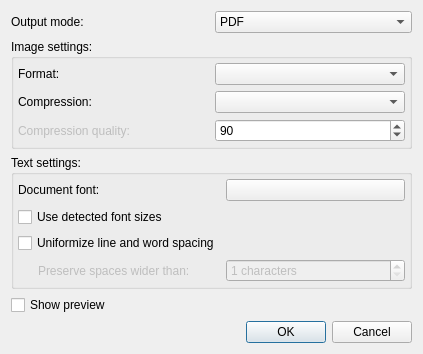
This is qt/data/PdfExportDialog.ui in manisandro/gImageReader as Qt 5 draws it before an edit. The edited form follows.
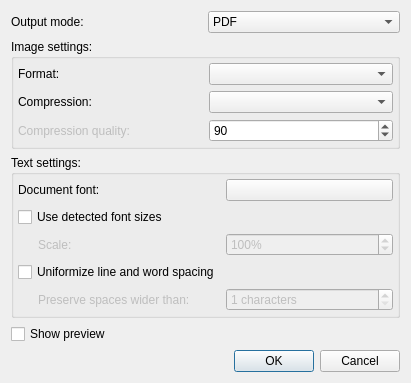
This is the edited form.

Commit message: Add possibility to scale the detected font sizes when exporting to PDF

The edit to the form file:
```diff
--- a/qt/data/PdfExportDialog.ui
+++ b/qt/data/PdfExportDialog.ui
@@ -6,8 +6,8 @@
    <rect>
     <x>0</x>
     <y>0</y>
-    <width>423</width>
-    <height>339</height>
+    <width>411</width>
+    <height>379</height>
    </rect>
   </property>
   <property name="windowTitle">
@@ -77,6 +77,42 @@
         </property>
        </widget>
       </item>
+      <item row="4" column="1">
+       <widget class="QSpinBox" name="spinBoxPreserve">
+        <property name="enabled">
+         <bool>false</bool>
+        </property>
+        <property name="suffix">
+         <string> characters</string>
+        </property>
+        <property name="minimum">
+         <number>1</number>
+        </property>
+       </widget>
+      </item>
+      <item row="4" column="0">
+       <widget class="QLabel" name="labelPreserve">
+        <property name="enabled">
+         <bool>false</bool>
+        </property>
+        <property name="text">
+         <string>Preserve spaces wider than:</string>
+        </property>
+        <property name="margin">
+         <number>0</number>
+        </property>
+        <property name="indent">
+         <number>20</number>
+        </property>
+       </widget>
+      </item>
+      <item row="3" column="0">
+       <widget class="QCheckBox" name="checkBoxUniformizeSpacing">
+        <property name="text">
+         <string>Uniformize line and word spacing</string>
+        </property>
+       </widget>
+      </item>
       <item row="0" column="1">
        <widget class="QPushButton" name="buttonFont">
         <property name="text">
@@ -84,13 +120,6 @@
         </property>
        </widget>
       </item>
-      <item row="2" column="0">
-       <widget class="QCheckBox" name="checkBoxUniformizeSpacing">
-        <property name="text">
-         <string>Uniformize line and word spacing</string>
-        </property>
-       </widget>
-      </item>
       <item row="0" column="0">
        <widget class="QLabel" name="labelFont">
         <property name="text">
@@ -98,32 +127,35 @@
         </property>
        </widget>
       </item>
-      <item row="3" column="0">
-       <widget class="QLabel" name="labelPreserve">
+      <item row="2" column="0">
+       <widget class="QLabel" name="labelFontScaling">
         <property name="enabled">
          <bool>false</bool>
         </property>
         <property name="text">
-         <string>Preserve spaces wider than:</string>
-        </property>
-        <property name="margin">
-         <number>0</number>
+         <string>Scale:</string>
         </property>
         <property name="indent">
          <number>20</number>
         </property>
        </widget>
       </item>
-      <item row="3" column="1">
-       <widget class="QSpinBox" name="spinBoxPreserve">
+      <item row="2" column="1">
+       <widget class="QSpinBox" name="spinFontScaling">
         <property name="enabled">
          <bool>false</bool>
         </property>
         <property name="suffix">
-         <string> characters</string>
+         <string>%</string>
         </property>
         <property name="minimum">
-         <number>1</number>
+         <number>50</number>
+        </property>
+        <property name="maximum">
+         <number>200</number>
+        </property>
+        <property name="value">
+         <number>100</number>
         </property>
        </widget>
       </item>
```
The commit also changes 4 other files.
